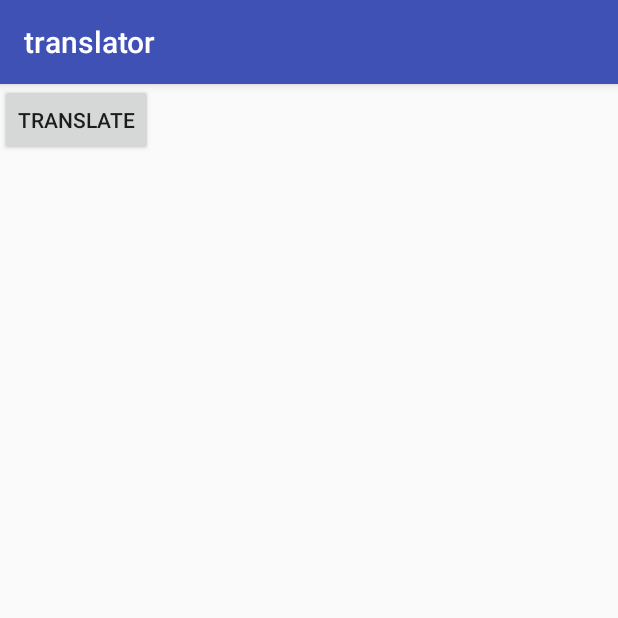
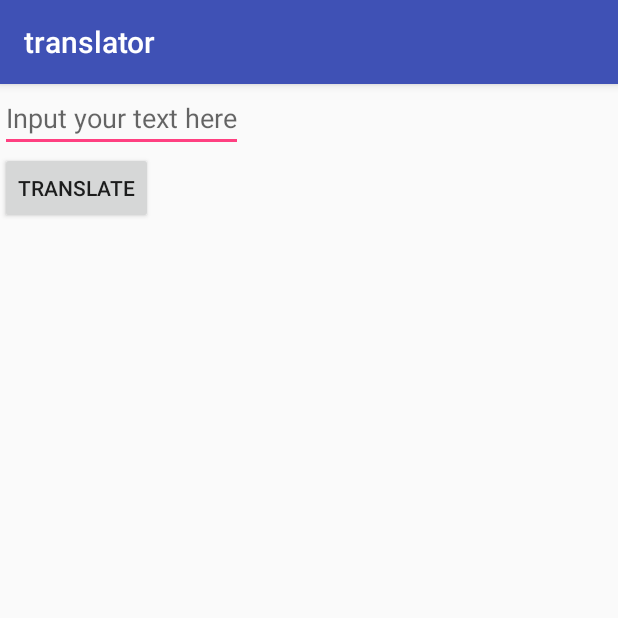
Before and after one commit to v1sar/translator, an Android app: the screen it shows after launch (TranslatorActivity), on a phone screen of 412 x 824 dp, the top half of it. Run offline under Robolectric (Android 15) with nearby library versions, the phone set to English and light mode, and no system bars; our stand-ins replace ButterKnife, Dagger/Hilt's generated code, RxJava.

Commit message:
added network usage

```diff
--- a/app/src/main/AndroidManifest.xml
+++ b/app/src/main/AndroidManifest.xml
@@ -1,7 +1,9 @@
 <manifest xmlns:android="http://schemas.android.com/apk/res/android"
     package="ru.dmitriy.translator">
 
+    <uses-permission android:name="android.permission.INTERNET" />
     <application
+
         android:name=".MyApplication"
         android:allowBackup="true"
         android:icon="@mipmap/ic_launcher"
--- a/app/src/main/java/ru/dmitriy/translator/dagger/translator/TranslatorModule.java
+++ b/app/src/main/java/ru/dmitriy/translator/dagger/translator/TranslatorModule.java
@@ -2,6 +2,9 @@ package ru.dmitriy.translator.dagger.translator;
 
 import dagger.Module;
 import dagger.Provides;
+import retrofit2.Retrofit;
+import retrofit2.adapter.rxjava2.RxJava2CallAdapterFactory;
+import retrofit2.converter.gson.GsonConverterFactory;
 import ru.dmitriy.translator.business.translator.ITranslatorInteractor;
 import ru.dmitriy.translator.business.translator.TranslatorInteractor;
 import ru.dmitriy.translator.data.repositories.translator.ITranslatorRepository;
@@ -14,6 +17,8 @@ import ru.dmitriy.translator.ui.presenters.TranslatorPresenter;
  */
 @Module
 public class TranslatorModule {
+
+    private static final String ROOT_URL = "https://translate.yandex.net";
 
     @Provides
     @TranslatorScope
@@ -29,7 +34,17 @@ public class TranslatorModule {
 
     @Provides
     @TranslatorScope
-    ITranslatorRepository provideITranslatorRepository() {
-        return new TranslatorRepository();
+    ITranslatorRepository provideITranslatorRepository(Retrofit retrofit) {
+        return new TranslatorRepository(retrofit);
+    }
+
+    @Provides
+    @TranslatorScope
+    Retrofit provideRetrofit() {
+        return new Retrofit.Builder()
+                .addConverterFactory(GsonConverterFactory.create())
+                .baseUrl(ROOT_URL)
+                .addCallAdapterFactory(RxJava2CallAdapterFactory.create())
+                .build();
     }
 }
--- /dev/null
+++ b/app/src/main/java/ru/dmitriy/translator/data/repositories/network/ITranslatorApi.java
@@ -0,0 +1,14 @@
+package ru.dmitriy.translator.data.repositories.network;
+
+import io.reactivex.Observable;
+import retrofit2.http.POST;
+import retrofit2.http.Query;
+
+/**
+ * Created by Dmitriy on 04.12.2017.
+ */
+
+public interface ITranslatorApi {
+    @POST("/api/v1.5/tr.json/translate")
+    Observable<TranslatorAnswer> getMyJSON(@Query("key") String key, @Query("text") String text, @Query("lang") String lang);
+}
--- a/app/src/main/java/ru/dmitriy/translator/data/repositories/translator/TranslatorRepository.java
+++ b/app/src/main/java/ru/dmitriy/translator/data/repositories/translator/TranslatorRepository.java
@@ -1,6 +1,10 @@
 package ru.dmitriy.translator.data.repositories.translator;
 
 import io.reactivex.Observable;
+import io.reactivex.android.schedulers.AndroidSchedulers;
+import io.reactivex.schedulers.Schedulers;
+import retrofit2.Retrofit;
+import ru.dmitriy.translator.data.repositories.network.ITranslatorApi;
 
 /**
  * Created by Dmitriy on 27.11.2017.
@@ -8,9 +12,20 @@ import io.reactivex.Observable;
 
 public class TranslatorRepository implements ITranslatorRepository {
 
+    private final static String API_KEY = "trnsl.1.1.20170319T210150Z.f957fb7c5aa69a04.aa08dbf2c63ea7557971c4902005270c45eeb94b";
+
+    private Retrofit mRetrofit;
+
+    public TranslatorRepository(Retrofit retrofit) {
+        mRetrofit = retrofit;
+    }
+
     @Override
     public Observable<String> getNetworkTranslate(String wordToTranslate) {
-        return Observable.just(wordToTranslate);
+        return mRetrofit.create(ITranslatorApi.class)
+                .getMyJSON(API_KEY, wordToTranslate, "en-ru")
+                .subscribeOn(Schedulers.io())
+                .observeOn(AndroidSchedulers.mainThread())
+                .map(val -> val.getText()[0]);
     }
-
 }
--- a/app/src/main/java/ru/dmitriy/translator/ui/presenters/TranslatorPresenter.java
+++ b/app/src/main/java/ru/dmitriy/translator/ui/presenters/TranslatorPresenter.java
@@ -34,7 +34,6 @@ public class TranslatorPresenter implements ITranslatorPresenter {
         mTranslatorView.showLoading();
         mTranslatorInteractor.getTranslate(wordToTranslate)
                 .subscribeOn(Schedulers.io())
-                .delay(2, TimeUnit.SECONDS, Schedulers.io())
                 .observeOn(AndroidSchedulers.mainThread())
                 .subscribe(this::handleSuccessResult, this::handleBadResult);
     }
--- a/app/src/main/java/ru/dmitriy/translator/ui/views/TranslatorActivity.java
+++ b/app/src/main/java/ru/dmitriy/translator/ui/views/TranslatorActivity.java
@@ -4,11 +4,15 @@ import android.os.Bundle;
 import android.support.annotation.Nullable;
 import android.support.v7.app.AppCompatActivity;
 import android.support.v7.widget.AppCompatButton;
+import android.widget.EditText;
 import android.widget.ProgressBar;
 import android.widget.TextView;
 
 import javax.inject.Inject;
 
+import butterknife.BindView;
+import butterknife.ButterKnife;
+import butterknife.OnClick;
 import ru.dmitriy.translator.MyApplication;
 import ru.dmitriy.translator.R;
 import ru.dmitriy.translator.dagger.translator.TranslatorModule;
@@ -23,19 +27,20 @@ public class TranslatorActivity extends AppCompatActivity implements ITranslator
     @Inject
     ITranslatorPresenter translatorPresenter;
 
-    ProgressBar loadingBar;
-    AppCompatButton translateBtn;
-    TextView translatedText;
+    @BindView(R.id.loading_bar) ProgressBar loadingBar;
+    @BindView(R.id.translated_text) TextView translatedText;
+    @BindView(R.id.text_to_translate) EditText textToTranslate;
 
     @Override
     protected void onCreate(@Nullable Bundle savedInstanceState) {
         super.onCreate(savedInstanceState);
         setContentView(R.layout.translator_activity);
-        loadingBar = findViewById(R.id.loading_bar);
-        translateBtn = findViewById(R.id.translate_btn);
-        translatedText = findViewById(R.id.translated_text);
-        translateBtn.setOnClickListener(e -> translatorPresenter.doTranslate("123"));
         MyApplication.getAppComponent().plus(new TranslatorModule()).inject(this);
+        ButterKnife.bind(this);
+    }
+
+    @OnClick(R.id.translate_btn) void makeTranslate() {
+        translatorPresenter.doTranslate(textToTranslate.getText().toString());
     }
 
     @Override
--- a/app/src/main/res/layout/translator_activity.xml
+++ b/app/src/main/res/layout/translator_activity.xml
@@ -3,22 +3,30 @@
     android:layout_width="match_parent"
     android:layout_height="match_parent">
 
+    <EditText
+        android:id="@+id/text_to_translate"
+        android:layout_width="wrap_content"
+        android:layout_height="wrap_content"
+        android:hint="@string/input_text_here"/>
+
     <android.support.v7.widget.AppCompatButton
         android:id="@+id/translate_btn"
         android:layout_width="wrap_content"
         android:layout_height="wrap_content"
-        android:text="@string/transalte_btn" />
+        android:text="@string/transalte_btn"
+        android:layout_below="@id/text_to_translate"/>
 
     <ProgressBar
         android:id="@+id/loading_bar"
         android:layout_width="wrap_content"
         android:layout_height="wrap_content"
         android:visibility="invisible"
-        android:layout_below="@id/translate_btn"/>
+        android:layout_toRightOf="@id/translate_btn"
+        android:layout_below="@id/text_to_translate"/>
 
     <TextView
         android:id="@+id/translated_text"
         android:layout_width="wrap_content"
         android:layout_height="wrap_content"
-        android:layout_below="@id/loading_bar"/>
+        android:layout_below="@id/translate_btn"/>
 </RelativeLayout>
--- a/app/src/main/res/values/strings.xml
+++ b/app/src/main/res/values/strings.xml
@@ -1,4 +1,5 @@
 <resources>
     <string name="app_name">translator</string>
     <string name="transalte_btn">Translate</string>
+    <string name="input_text_here">Input your text here</string>
 </resources>
```
Also changed, not shown: app/build.gradle (+12 -0 lines), app/src/main/java/ru/dmitriy/translator/data/repositories/network/TranslatorAnswer.java (added, +46 -0 lines).
